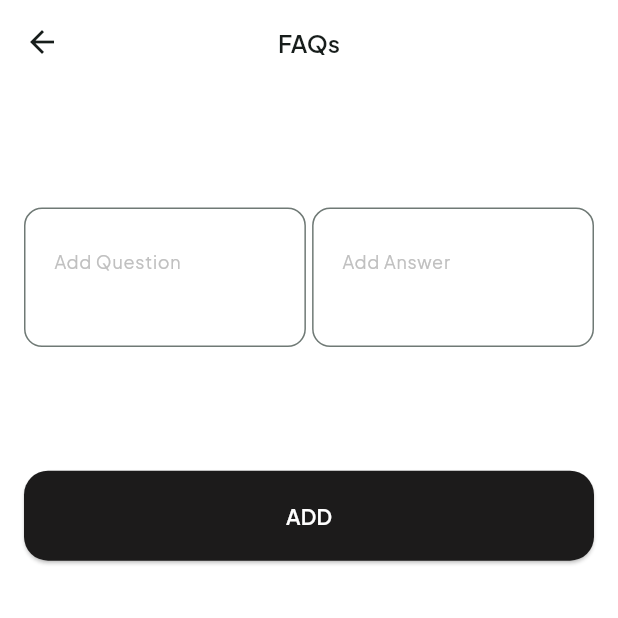
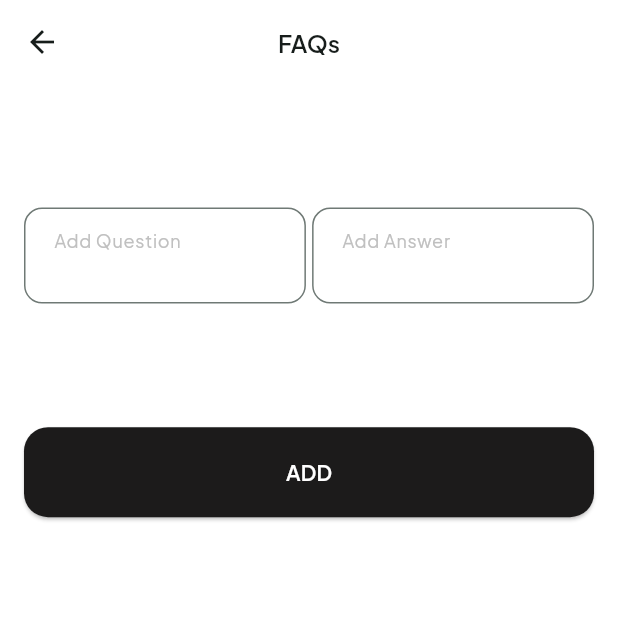
Before and after one commit to aliNassef/taswaq_dashboard, a Flutter app: the FqsView screen opened by its route, on a phone screen of 412 x 824 dp, the top half of it. Run offline on Flutter 3.47's test engine with Material 3 defaults, Android fonts, the phone set to English and light mode, and no system bars; our stand-ins replace cloud_firestore, dartz, firebase_core, flutter_bloc, flutter_svg, fluttertoast and 1 more; accounts and stored records are empty.

Commit message:
log in ui done

```diff
--- a/lib/core/shared/widgets/custom_text_form_field.dart
+++ b/lib/core/shared/widgets/custom_text_form_field.dart
@@ -10,12 +10,14 @@ class CustomTextFormField extends StatefulWidget {
     this.isPassword = false,
     this.maxLines = 1,
     this.initialValue,
+    this.label,
   });
   final String hintText;
   final TextEditingController controller;
   final bool isPassword;
   final int maxLines;
   final String? initialValue;
+  final Widget? label;
 
   @override
   State<CustomTextFormField> createState() => _CustomTextFormFieldState();
@@ -38,9 +40,12 @@ class _CustomTextFormFieldState extends State<CustomTextFormField> {
       },
       controller: widget.controller,
       decoration: InputDecoration(
+        floatingLabelBehavior: FloatingLabelBehavior.always,
+        label: widget.label,
+        alignLabelWithHint: true,
         contentPadding: const EdgeInsets.symmetric(
           horizontal: 16,
-          vertical: 22.5,
+          vertical: 8,
         ),
         hintText: widget.hintText,
         hintStyle: AppStyles.textStyle12R.copyWith(
--- a/lib/core/utils/app_colors.dart
+++ b/lib/core/utils/app_colors.dart
@@ -3,6 +3,11 @@ import 'package:flutter/material.dart';
 abstract class AppColors {
   // primary
   static const Color primaryColor = Color(0xFF21D4B4);
+  static const Color subprimaryColor1 = Color(0xFF00b7af);
+  static const Color subprimaryColor2 = Color(0xff009aa3);
+  static const Color subprimaryColor3 = Color(0xff117e90);
+  static const Color subprimaryColor4 = Color(0xff296276);
+  static const Color subprimaryColor5 = Color(0xff2f4858);
   // black
   static const Color blackColor = Color(0xFF1C1B1B);
   // gray
--- a/lib/core/utils/app_router.dart
+++ b/lib/core/utils/app_router.dart
@@ -2,6 +2,7 @@ import 'package:flutter/material.dart';
 import '../../features/fqs/presentation/view/fqs_view.dart';
 import '../../features/home/presentation/view/home_view.dart';
 
+import '../../features/login/presentation/views/login_view.dart';
 import '../../features/orders/presentation/view/order_view.dart';
 import '../../features/privacy_policy/presentation/view/privacy_policy_view.dart';
 import '../../features/terms_condations/presentation/view/terms_condation_view.dart';
@@ -24,9 +25,13 @@ Route<dynamic> onGenerateRoute(RouteSettings settings) {
       return MaterialPageRoute(
         builder: (context) => const FqsView(),
       );
- case OrderView.routeName:
+    case OrderView.routeName:
       return MaterialPageRoute(
         builder: (context) => const OrderView(),
+      );
+    case LoginView.routeName:
+      return MaterialPageRoute(
+        builder: (context) => const LoginView(),
       );
 
     default:
--- a/lib/taswaq_dashboard.dart
+++ b/lib/taswaq_dashboard.dart
@@ -1,9 +1,8 @@
 import 'package:flutter/material.dart';
 import 'package:flutter/services.dart';
+import 'package:taswaq_dashboard/features/login/presentation/views/login_view.dart';
 import 'core/utils/app_colors.dart';
-
 import 'core/utils/app_router.dart';
-import 'features/home/presentation/view/home_view.dart';
 
 class TaswaqDashBoard extends StatelessWidget {
   const TaswaqDashBoard({super.key});
@@ -13,7 +12,7 @@ class TaswaqDashBoard extends StatelessWidget {
     return MaterialApp(
       debugShowCheckedModeBanner: false,
       onGenerateRoute: onGenerateRoute,
-      initialRoute: HomeView.routeName,
+      initialRoute: LoginView.routeName,
       theme: ThemeData(
         useMaterial3: true,
         appBarTheme: const AppBarTheme(
```
Also changed, not shown: lib/features/login/presentation/views/login_view.dart (added, +32 -0 lines), lib/features/login/presentation/widgets/login_bloc.dart (added, +90 -0 lines), lib/features/login/presentation/widgets/login_bloc_title.dart (added, +34 -0 lines), lib/features/orders/presentation/widget/order_view_body.dart (line endings or trailing spaces).
